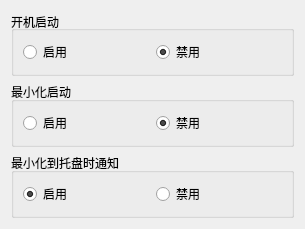
Qt form settingWindow.ui (15dd/Aria2_Launcher) before a commit.
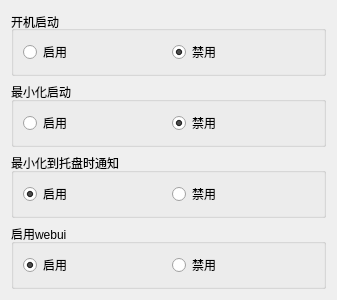
The same form after that commit. Icons and pictures are not drawn.

What changed in the file:
```diff
--- a/settingWindow.ui
+++ b/settingWindow.ui
@@ -6,8 +6,8 @@
    <rect>
     <x>0</x>
     <y>0</y>
-    <width>305</width>
-    <height>195</height>
+    <width>337</width>
+    <height>256</height>
    </rect>
   </property>
   <property name="windowTitle">
@@ -114,6 +114,32 @@
      </layout>
     </widget>
    </item>
+   <item row="3" column="0">
+    <widget class="QGroupBox" name="groupBox_4">
+     <property name="title">
+      <string>启用webui</string>
+     </property>
+     <layout class="QGridLayout" name="gridLayout_5">
+      <item row="0" column="0">
+       <widget class="QRadioButton" name="radioButton_7">
+        <property name="text">
+         <string>启用</string>
+        </property>
+        <property name="checked">
+         <bool>true</bool>
+        </property>
+       </widget>
+      </item>
+      <item row="0" column="1">
+       <widget class="QRadioButton" name="radioButton_8">
+        <property name="text">
+         <string>禁用</string>
+        </property>
+       </widget>
+      </item>
+     </layout>
+    </widget>
+   </item>
   </layout>
  </widget>
  <resources>
```
